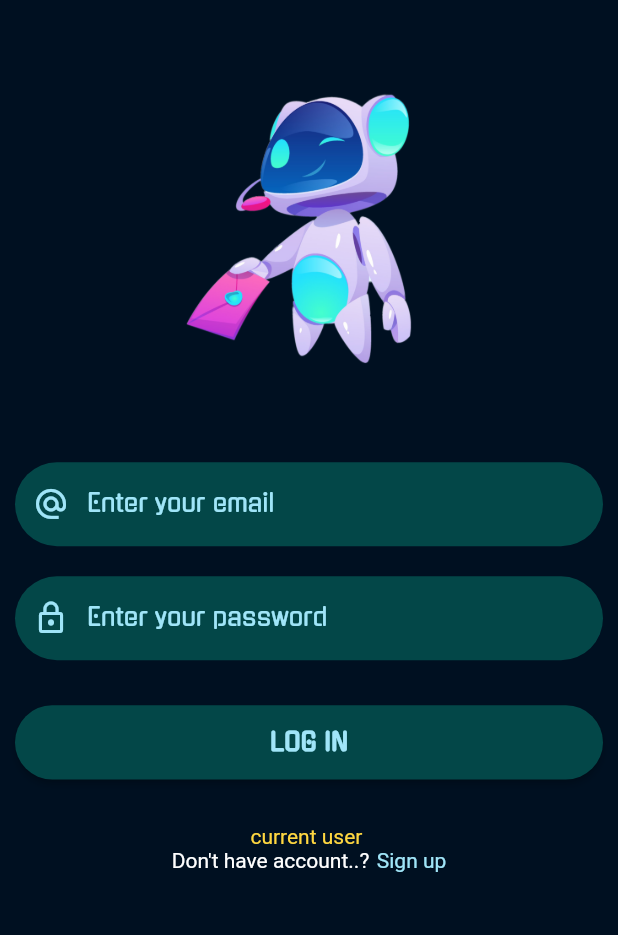
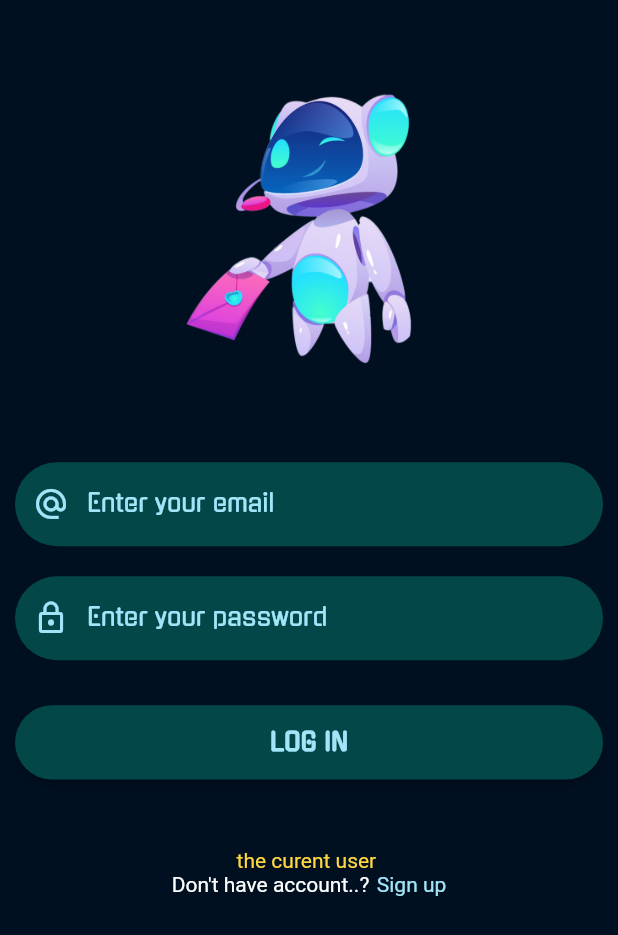
Before and after one commit to 4bdullah-99/Graduation-Project, a Flutter app: the LogIn screen opened directly, on a phone screen of 412 x 824 dp. Shown: the top 935 px of the screen. Run offline on Flutter 3.47's test engine with Material 2 defaults, Android fonts, the light colour scheme and no system bars; our stand-ins replace animated_splash_screen, cloud_firestore, firebase_auth, firebase_core, lottie; missing offline and left inert: dart:ffi, flutter_ripple; accounts and stored records are empty.

Commit message:
second time

```diff
--- a/lib/authmethod.dart
+++ b/lib/authmethod.dart
@@ -1,3 +1,4 @@
+import 'package:cloud_firestore/cloud_firestore.dart';
 import 'package:firebase_core/firebase_core.dart';
 import 'package:flutter/material.dart';
 import 'package:firebase_auth/firebase_auth.dart';
@@ -38,12 +39,12 @@ class fireBaseAuth {
     try {
       await _auth.signInWithEmailAndPassword(
           email: email.text, password: password.text);
-
       if (user?.emailVerified == false) {
         await sendEmailVerification(context);
+        await FirebaseFirestore.instance.clearPersistence();
       }
-
       if (user?.emailVerified == true) {
+        await FirebaseFirestore.instance.clearPersistence();
         Navigator.push(
             context, MaterialPageRoute(builder: (context) => const HomePage()));
       }
--- a/lib/login.dart
+++ b/lib/login.dart
@@ -15,6 +15,7 @@ class LogIn extends StatefulWidget {
 class _LogInState extends State<LogIn> {
   final TextEditingController _passwordTextController = TextEditingController();
   final TextEditingController _emailTextController = TextEditingController();
+  final user = FirebaseAuth.instance.currentUser!;
 
   void logInUser() {
     fireBaseAuth(FirebaseAuth.instance).emailLogin(
@@ -76,9 +77,13 @@ class _LogInState extends State<LogIn> {
                         context: context);
                   }),
                 ),
-                const Text(
-                  "current user ",
-                  style: TextStyle(color: Colors.amberAccent),
+                Text(
+                  _emailTextController.text + _passwordTextController.text,
+                  style: const TextStyle(color: Colors.amberAccent),
+                ),
+                Text(
+                  ("the curent user " + user.email!),
+                  style: const TextStyle(color: Colors.amberAccent),
                 ),
                 SignUp()
               ],
--- a/lib/reuseable.dart
+++ b/lib/reuseable.dart
@@ -1,10 +1,6 @@
 import 'package:firebase_auth/firebase_auth.dart';
 import 'package:flutter/material.dart';
 import 'authmethod.dart';
-
-TextEditingController _UsernameController = TextEditingController();
-TextEditingController _PassWordController = TextEditingController();
-TextEditingController _EmailController = TextEditingController();
 
 TextField TF(
     String text, IconData icon, bool pass, TextEditingController controller) {
--- a/lib/splash screen.dart
+++ b/lib/splash screen.dart
@@ -13,7 +13,7 @@ class splash_screen extends StatelessWidget {
       splash: Lottie.asset('assets/animations/robot-says-hi.json'),
       backgroundColor: const Color.fromRGBO(0, 16, 33, 100),
       nextScreen: const OnBoarding(),
-      duration: 100,
+      duration: 1000,
       splashIconSize: 300,
       splashTransition: SplashTransition.slideTransition,
     );
```
